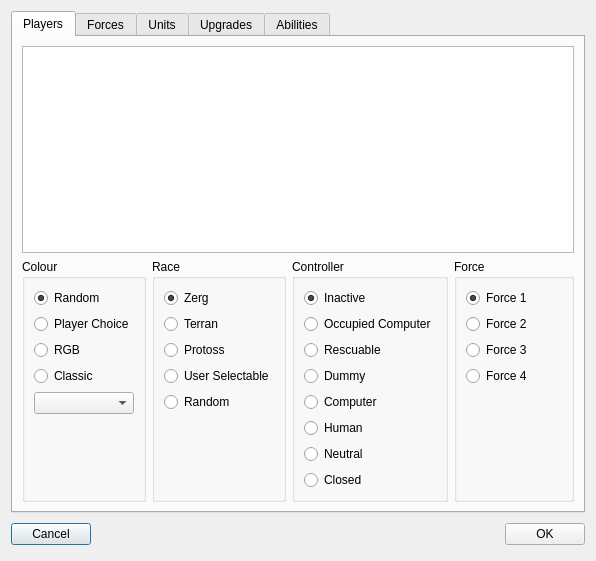
Qt form ChkForge/scenariosettings.ui (heinermann/ChkForge) before a commit.
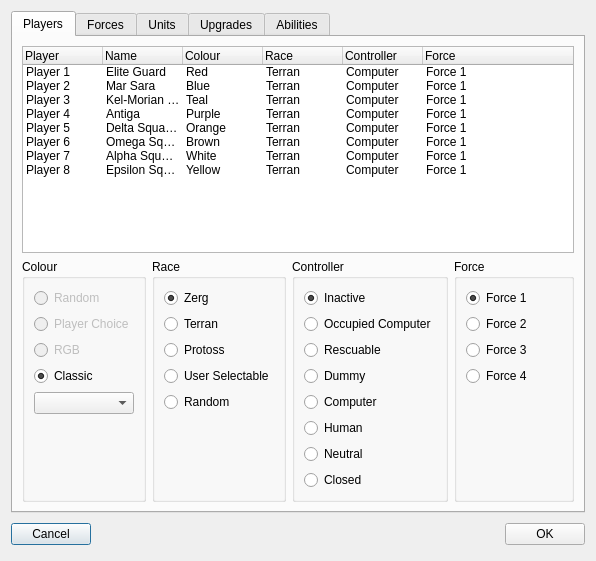
The same form after that commit. Custom widgets are drawn as their Qt base class.

Commit message: Populate player settings and have controls mimic selected items w/ multiselect

```diff
--- a/ChkForge/scenariosettings.ui
+++ b/ChkForge/scenariosettings.ui
@@ -69,20 +69,268 @@
       <attribute name="title">
        <string>Players</string>
       </attribute>
-      <layout class="QGridLayout" name="gridLayout_2">
-       <item row="1" column="0">
-        <widget class="QGroupBox" name="groupBox">
+      <layout class="QVBoxLayout" name="verticalLayout_13">
+       <item>
+        <widget class="QTreeWidget" name="plyrList">
+         <property name="minimumSize">
+          <size>
+           <width>0</width>
+           <height>128</height>
+          </size>
+         </property>
+         <property name="editTriggers">
+          <set>QAbstractItemView::NoEditTriggers</set>
+         </property>
+         <property name="showDropIndicator" stdset="0">
+          <bool>false</bool>
+         </property>
+         <property name="selectionMode">
+          <enum>QAbstractItemView::ExtendedSelection</enum>
+         </property>
+         <property name="indentation">
+          <number>0</number>
+         </property>
+         <property name="rootIsDecorated">
+          <bool>false</bool>
+         </property>
+         <property name="allColumnsShowFocus">
+          <bool>true</bool>
+         </property>
+         <attribute name="headerCascadingSectionResizes">
+          <bool>true</bool>
+         </attribute>
+         <attribute name="headerMinimumSectionSize">
+          <number>24</number>
+         </attribute>
+         <attribute name="headerDefaultSectionSize">
+          <number>80</number>
+         </attribute>
+         <column>
+          <property name="text">
+           <string>Player</string>
+          </property>
+         </column>
+         <column>
+          <property name="text">
+           <string>Name</string>
+          </property>
+         </column>
+         <column>
+          <property name="text">
+           <string>Colour</string>
+          </property>
+         </column>
+         <column>
+          <property name="text">
+           <string>Race</string>
+          </property>
+         </column>
+         <column>
+          <property name="text">
+           <string>Controller</string>
+          </property>
+         </column>
+         <column>
+          <property name="text">
+           <string>Force</string>
+          </property>
+         </column>
+         <item>
+          <property name="text">
+           <string>Player 1</string>
+          </property>
+          <property name="text">
+           <string>Elite Guard</string>
+          </property>
+          <property name="text">
+           <string>Red</string>
+          </property>
+          <property name="text">
+           <string>Terran</string>
+          </property>
+          <property name="text">
+           <string>Computer</string>
+          </property>
+          <property name="text">
+           <string>Force 1</string>
+          </property>
+         </item>
+         <item>
+          <property name="text">
+           <string>Player 2</string>
+          </property>
+          <property name="text">
+           <string>Mar Sara</string>
+          </property>
+          <property name="text">
+           <string>Blue</string>
+          </property>
+          <property name="text">
+           <string>Terran</string>
+          </property>
+          <property name="text">
+           <string>Computer</string>
+          </property>
+          <property name="text">
+           <string>Force 1</string>
+          </property>
+         </item>
+         <item>
+          <property name="text">
+           <string>Player 3</string>
+          </property>
+          <property name="text">
+           <string>Kel-Morian Combine</string>
+          </property>
+          <property name="text">
+           <string>Teal</string>
+          </property>
+          <property name="text">
+           <string>Terran</string>
+          </property>
+          <property name="text">
+           <string>Computer</string>
+          </property>
+          <property name="text">
+           <string>Force 1</string>
+          </property>
+         </item>
+         <item>
+          <property name="text">
+           <string>Player 4</string>
+          </property>
+          <property name="text">
+           <string>Antiga</string>
+          </property>
+          <property name="text">
+           <string>Purple</string>
+          </property>
+          <property name="text">
+           <string>Terran</string>
+          </property>
+          <property name="text">
+           <string>Computer</string>
+          </property>
+          <property name="text">
+           <string>Force 1</string>
+          </property>
+         </item>
+         <item>
+          <property name="text">
+           <string>Player 5</string>
+          </property>
+          <property name="text">
+           <string>Delta Squadron</string>
+          </property>
+          <property name="text">
+           <string>Orange</string>
+          </property>
+          <property name="text">
+           <string>Terran</string>
+          </property>
+          <property name="text">
+           <string>Computer</string>
+          </property>
+          <property name="text">
+           <string>Force 1</string>
+          </property>
+         </item>
+         <item>
+          <property name="text">
+           <string>Player 6</string>
+          </property>
+          <property name="text">
+           <string>Omega Squadron</string>
+          </property>
+          <property name="text">
+           <string>Brown</string>
+          </property>
+          <property name="text">
+           <string>Terran</string>
+          </property>
+          <property name="text">
+           <string>Computer</string>
+          </property>
+          <property name="text">
+           <string>Force 1</string>
+          </property>
+         </item>
+         <item>
+          <property name="text">
+           <string>Player 7</string>
+          </property>
+          <property name="text">
+           <string>Alpha Squadron</string>
+          </property>
+          <property name="text">
+           <string>White</string>
+          </property>
+          <property name="text">
+           <string>Terran</string>
+          </property>
+          <property name="text">
+           <string>Computer</string>
+          </property>
+          <property name="text">
+           <string>Force 1</string>
+          </property>
+         </item>
+         <item>
+          <property name="text">
+           <string>Player 8</string>
+          </property>
+          <property name="text">
+           <string>Epsilon Squadron</string>
+          </property>
+          <property name="text">
+           <string>Yellow</string>
+          </property>
+          <property name="text">
+           <string>Terran</string>
+          </property>
+          <property name="text">
+           <string>Computer</string>
+          </property>
+          <property name="text">
+           <string>Force 1</string>
+          </property>
+         </item>
+        </widget>
+       </item>
+       <item>
+        <widget class="QWidget" name="playerOptionsWidget" native="true">
+         <property name="enabled">
+          <bool>true</bool>
+         </property>
+         <layout class="QHBoxLayout" name="horizontalLayout_6">
+          <property name="leftMargin">
+           <number>0</number>
+          </property>
+          <property name="topMargin">
+           <number>0</number>
+          </property>
+          <property name="rightMargin">
+           <number>0</number>
+          </property>
+          <property name="bottomMargin">
+           <number>0</number>
+          </property>
+          <item>
+           <widget class="QGroupBox" name="grpPlayerColor">
          <property name="title">
           <string>Colour</string>
          </property>
          <layout class="QVBoxLayout" name="verticalLayout_8">
           <item>
            <widget class="QRadioButton" name="radioColrRandom">
+               <property name="enabled">
+                <bool>false</bool>
+               </property>
             <property name="text">
              <string>Random</string>
             </property>
             <property name="checked">
-             <bool>true</bool>
+                <bool>false</bool>
             </property>
             <attribute name="buttonGroup">
              <string notr="true">btnGroupColour</string>
@@ -91,6 +339,9 @@
           </item>
           <item>
            <widget class="QRadioButton" name="radioColrPlayerChoice">
+               <property name="enabled">
+                <bool>false</bool>
+               </property>
             <property name="text">
              <string>Player Choice</string>
             </property>
@@ -101,6 +352,9 @@
           </item>
           <item>
            <widget class="QRadioButton" name="radioColrRGB">
+               <property name="enabled">
+                <bool>false</bool>
+               </property>
             <property name="text">
              <string>RGB</string>
             </property>
@@ -114,6 +368,9 @@
             <property name="text">
              <string>Classic</string>
             </property>
+               <property name="checked">
+                <bool>true</bool>
+               </property>
             <attribute name="buttonGroup">
              <string notr="true">btnGroupColour</string>
             </attribute>
@@ -138,8 +395,83 @@
          </layout>
         </widget>
        </item>
-       <item row="1" column="2">
-        <widget class="QGroupBox" name="groupBox_3">
+          <item>
+           <widget class="QGroupBox" name="grpPlayerRace">
+            <property name="title">
+             <string>Race</string>
+            </property>
+            <layout class="QVBoxLayout" name="verticalLayout">
+             <item>
+              <widget class="QRadioButton" name="radioRaceZerg">
+               <property name="text">
+                <string>Zerg</string>
+               </property>
+               <property name="checked">
+                <bool>true</bool>
+               </property>
+               <attribute name="buttonGroup">
+                <string notr="true">btnGroupRace</string>
+               </attribute>
+              </widget>
+             </item>
+             <item>
+              <widget class="QRadioButton" name="radioRaceTerran">
+               <property name="text">
+                <string>Terran</string>
+               </property>
+               <attribute name="buttonGroup">
+                <string notr="true">btnGroupRace</string>
+               </attribute>
+              </widget>
+             </item>
+             <item>
+              <widget class="QRadioButton" name="radioRaceProtoss">
+               <property name="text">
+                <string>Protoss</string>
+               </property>
+               <attribute name="buttonGroup">
+                <string notr="true">btnGroupRace</string>
+               </attribute>
+              </widget>
+             </item>
+             <item>
+              <widget class="QRadioButton" name="radioRaceUserSelect">
+               <property name="text">
+                <string>User Selectable</string>
+               </property>
+               <attribute name="buttonGroup">
+                <string notr="true">btnGroupRace</string>
+               </attribute>
+              </widget>
+             </item>
+             <item>
+              <widget class="QRadioButton" name="radioRaceRandom">
+               <property name="text">
+                <string>Random</string>
+               </property>
+               <attribute name="buttonGroup">
+                <string notr="true">btnGroupRace</string>
+               </attribute>
+              </widget>
+             </item>
+             <item>
+              <spacer name="verticalSpacer_2">
+               <property name="orientation">
+                <enum>Qt::Vertical</enum>
+               </property>
+               <property name="sizeHint" stdset="0">
+                <size>
+                 <width>20</width>
+                 <height>0</height>
+                </size>
+               </property>
+              </spacer>
+             </item>
+            </layout>
+           </widget>
+          </item>
+          <item>
+           <widget class="QGroupBox" name="grpPlayerController">
          <property name="title">
           <string>Controller</string>
          </property>
@@ -171,7 +503,7 @@
            </widget>
           </item>
           <item>
-           <widget class="QRadioButton" name="radioButton_9">
+              <widget class="QRadioButton" name="radioControlRescuable">
             <property name="text">
              <string>Rescuable</string>
             </property>
@@ -181,7 +513,7 @@
            </widget>
           </item>
           <item>
-           <widget class="QRadioButton" name="radioButton_10">
+              <widget class="QRadioButton" name="radioControlDummy">
             <property name="toolTip">
              <string>&lt;html&gt;&lt;head/&gt;&lt;body&gt;&lt;p&gt;AKA &lt;span style=&quot; font-weight:600;&quot;&gt;Unused&lt;/span&gt; or &lt;span style=&quot; font-weight:600;&quot;&gt;Rescue Active&lt;/span&gt;. This player acts like a dummy player without the risks of &lt;span style=&quot; font-weight:600;&quot;&gt;Occupied Player&lt;/span&gt;.&lt;/p&gt;&lt;/body&gt;&lt;/html&gt;</string>
             </property>
@@ -194,7 +526,7 @@
            </widget>
           </item>
           <item>
-           <widget class="QRadioButton" name="radioButton_11">
+              <widget class="QRadioButton" name="radioControlComputer">
             <property name="text">
              <string>Computer</string>
             </property>
@@ -204,7 +536,7 @@
            </widget>
           </item>
           <item>
-           <widget class="QRadioButton" name="radioButton_12">
+              <widget class="QRadioButton" name="radioControlHuman">
             <property name="text">
              <string>Human</string>
             </property>
@@ -214,7 +546,7 @@
            </widget>
           </item>
           <item>
-           <widget class="QRadioButton" name="radioButton_13">
+              <widget class="QRadioButton" name="radioControlNeutral">
             <property name="text">
              <string>Neutral</string>
             </property>
@@ -224,7 +556,7 @@
            </widget>
           </item>
           <item>
-           <widget class="QRadioButton" name="radioButton_14">
+              <widget class="QRadioButton" name="radioControlClosed">
             <property name="toolTip">
              <string>&lt;html&gt;&lt;head/&gt;&lt;body&gt;&lt;p&gt;Similar to &lt;span style=&quot; font-weight:600;&quot;&gt;Inactive&lt;/span&gt;, but shows up in melee.&lt;/p&gt;&lt;/body&gt;&lt;/html&gt;</string>
             </property>
@@ -252,83 +584,8 @@
          </layout>
         </widget>
        </item>
-       <item row="1" column="1">
-        <widget class="QGroupBox" name="groupBox_2">
-         <property name="title">
-          <string>Race</string>
-         </property>
-         <layout class="QVBoxLayout" name="verticalLayout">
           <item>
-           <widget class="QRadioButton" name="radioRaceZerg">
-            <property name="text">
-             <string>Zerg</string>
-            </property>
-            <property name="checked">
-             <bool>true</bool>
-            </property>
-            <attribute name="buttonGroup">
-             <string notr="true">btnGroupRace</string>
-            </attribute>
-           </widget>
-          </item>
-          <item>
-           <widget class="QRadioButton" name="radioRaceTerran">
-            <property name="text">
-             <string>Terran</string>
-            </property>
-            <attribute name="buttonGroup">
-             <string notr="true">btnGroupRace</string>
-            </attribute>
-           </widget>
-          </item>
-          <item>
-           <widget class="QRadioButton" name="radioRaceProtoss">
-            <property name="text">
-             <string>Protoss</string>
-            </property>
-            <attribute name="buttonGroup">
-             <string notr="true">btnGroupRace</string>
-            </attribute>
-           </widget>
-          </item>
-          <item>
-           <widget class="QRadioButton" name="radioRaceUserSelect">
-            <property name="text">
-             <string>User Selectable</string>
-            </property>
-            <attribute name="buttonGroup">
-             <string notr="true">btnGroupRace</string>
-            </attribute>
-           </widget>
-          </item>
-          <item>
-           <widget class="QRadioButton" name="radioRaceRandom">
-            <property name="text">
-             <string>Random</string>
-            </property>
-            <attribute name="buttonGroup">
-             <string notr="true">btnGroupRace</string>
-            </attribute>
-           </widget>
-          </item>
-          <item>
-           <spacer name="verticalSpacer_2">
-            <property name="orientation">
-             <enum>Qt::Vertical</enum>
-            </property>
-            <property name="sizeHint" stdset="0">
-             <size>
-              <width>20</width>
-              <height>0</height>
-             </size>
-            </property>
-           </spacer>
-          </item>
-         </layout>
-        </widget>
-       </item>
-       <item row="1" column="3">
-        <widget class="QGroupBox" name="groupBox_4">
+           <widget class="QGroupBox" name="grpPlayerForce">
          <property name="title">
           <string>Force</string>
          </property>
@@ -392,97 +649,7 @@
          </layout>
         </widget>
        </item>
-       <item row="0" column="0" colspan="4">
-        <widget class="QTableWidget" name="plyrList">
-         <property name="minimumSize">
-          <size>
-           <width>0</width>
-           <height>128</height>
-          </size>
-         </property>
-         <property name="verticalScrollBarPolicy">
-          <enum>Qt::ScrollBarAsNeeded</enum>
-         </property>
-         <property name="horizontalScrollBarPolicy">
-          <enum>Qt::ScrollBarAsNeeded</enum>
-         </property>
-         <property name="sizeAdjustPolicy">
-          <enum>QAbstractScrollArea::AdjustToContents</enum>
-         </property>
-         <property name="autoScroll">
-          <bool>false</bool>
-         </property>
-         <property name="editTriggers">
-          <set>QAbstractItemView::NoEditTriggers</set>
-         </property>
-         <property name="showDropIndicator" stdset="0">
-          <bool>false</bool>
-         </property>
-         <property name="showGrid">
-          <bool>false</bool>
-         </property>
-         <property name="gridStyle">
-          <enum>Qt::NoPen</enum>
-         </property>
-         <property name="wordWrap">
-          <bool>false</bool>
-         </property>
-         <attribute name="horizontalHeaderVisible">
-          <bool>false</bool>
-         </attribute>
-         <attribute name="horizontalHeaderCascadingSectionResizes">
-          <bool>false</bool>
-         </attribute>
-         <attribute name="horizontalHeaderDefaultSectionSize">
-          <number>64</number>
-         </attribute>
-         <attribute name="horizontalHeaderHighlightSections">
-          <bool>true</bool>
-         </attribute>
-         <attribute name="horizontalHeaderShowSortIndicator" stdset="0">
-          <bool>false</bool>
-         </attribute>
-         <attribute name="horizontalHeaderStretchLastSection">
-          <bool>true</bool>
-         </attribute>
-         <attribute name="verticalHeaderVisible">
-          <bool>false</bool>
-         </attribute>
-         <column>
-          <property name="text">
-           <string>Player</string>
-          </property>
-         </column>
-         <column>
-          <property name="text">
-           <string>Name</string>
-          </property>
-         </column>
-         <column>
-          <property name="text">
-           <string>Colour</string>
-          </property>
-         </column>
-         <column>
-          <property name="text">
-           <string>Race</string>
-          </property>
-         </column>
-         <column>
-          <property name="text">
-           <string>Controller</string>
-          </property>
-         </column>
-         <column>
-          <property name="text">
-           <string>Force</string>
-          </property>
-         </column>
-         <column>
-          <property name="text">
-           <string>Start Location</string>
-          </property>
-         </column>
+         </layout>
         </widget>
        </item>
       </layout>
```
Left out of the diff: 4 changed lines with no effect on the pictures. Lines whose indentation alone changed are shown as unchanged. The commit also changes 6 other files.
